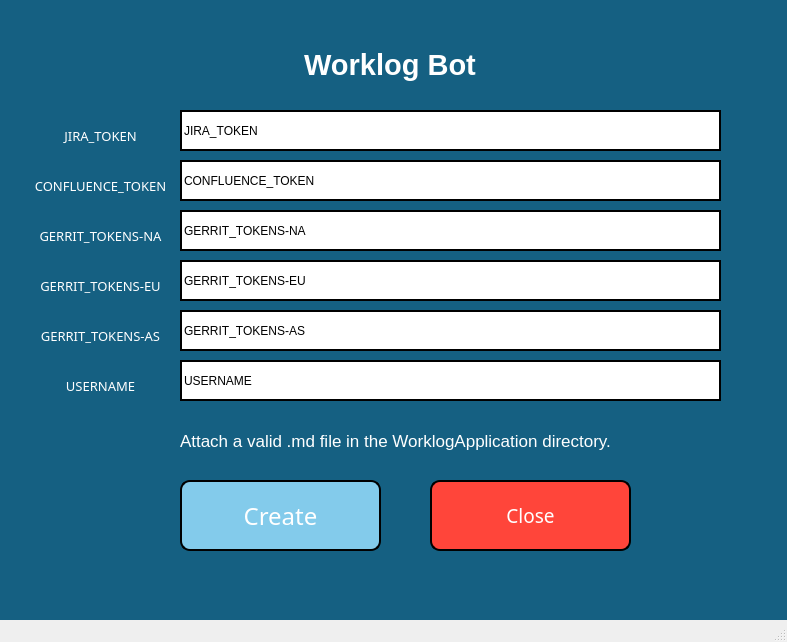
This is worklog.ui in nakkasoft/das-worklog as Qt 5 draws it before an edit. The edited form follows.
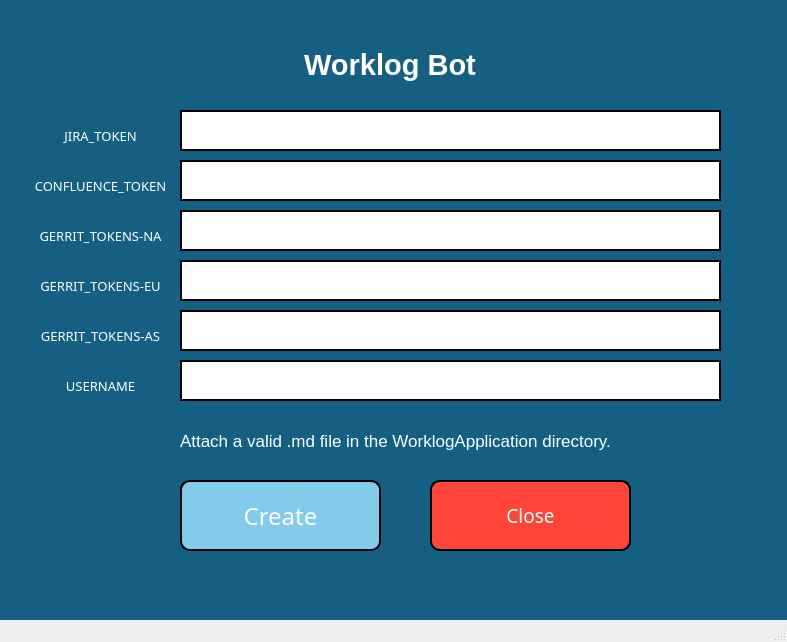
This is the edited form. Icons and pictures are not drawn.

The edit to the form file:
```diff
--- a/worklog.ui
+++ b/worklog.ui
@@ -110,10 +110,10 @@
      <string notr="true">border: 2px solid black; background-color: rgb(255, 255, 255);</string>
     </property>
     <property name="text">
-     <string>JIRA_TOKEN</string>
+     <string/>
     </property>
     <property name="placeholderText">
-     <string>Jira/Collab</string>
+     <string/>
     </property>
    </widget>
    <widget class="QPushButton" name="pushButton">
@@ -173,10 +173,10 @@
      <string notr="true">border: 2px solid black; background-color: rgb(255, 255, 255);</string>
     </property>
     <property name="text">
-     <string>CONFLUENCE_TOKEN</string>
+     <string/>
     </property>
     <property name="placeholderText">
-     <string>Gerrit</string>
+     <string/>
     </property>
    </widget>
    <widget class="QLabel" name="instructionLabel">
@@ -264,10 +264,10 @@
      <string notr="true">border: 2px solid black; background-color: rgb(255, 255, 255);</string>
     </property>
     <property name="text">
-     <string>GERRIT_TOKENS-NA</string>
+     <string/>
     </property>
     <property name="placeholderText">
-     <string>Jira/Collab</string>
+     <string/>
     </property>
    </widget>
    <widget class="QLineEdit" name="lineEdit_4">
@@ -283,10 +283,10 @@
      <string notr="true">border: 2px solid black; background-color: rgb(255, 255, 255);</string>
     </property>
     <property name="text">
-     <string>GERRIT_TOKENS-EU</string>
+     <string/>
     </property>
     <property name="placeholderText">
-     <string>Gerrit</string>
+     <string/>
     </property>
    </widget>
    <widget class="QLabel" name="label_5">
@@ -377,10 +377,10 @@
      <string notr="true">border: 2px solid black; background-color: rgb(255, 255, 255);</string>
     </property>
     <property name="text">
-     <string>USERNAME</string>
+     <string/>
     </property>
     <property name="placeholderText">
-     <string>Gerrit</string>
+     <string/>
     </property>
    </widget>
    <widget class="QLineEdit" name="lineEdit_6">
@@ -396,10 +396,10 @@
      <string notr="true">border: 2px solid black; background-color: rgb(255, 255, 255);</string>
     </property>
     <property name="text">
-     <string>GERRIT_TOKENS-AS</string>
+     <string/>
     </property>
     <property name="placeholderText">
-     <string>Jira/Collab</string>
+     <string/>
     </property>
    </widget>
   </widget>
```
